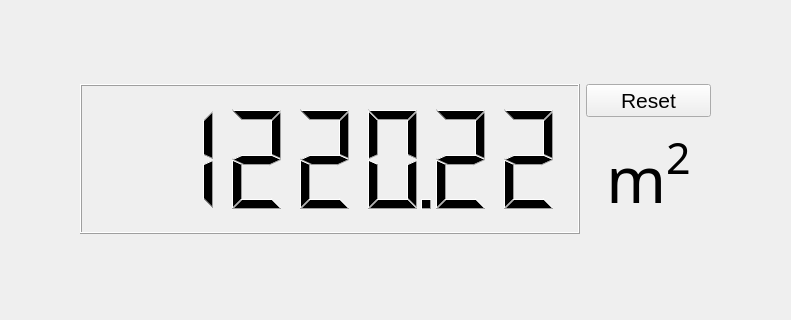
Old version of the form ui/MainWindow.ui in the repository zerlix/Spu-UI; both pictures show x 244 to 1035 and y 96 to 416 of the 1280 by 800 pixel window.
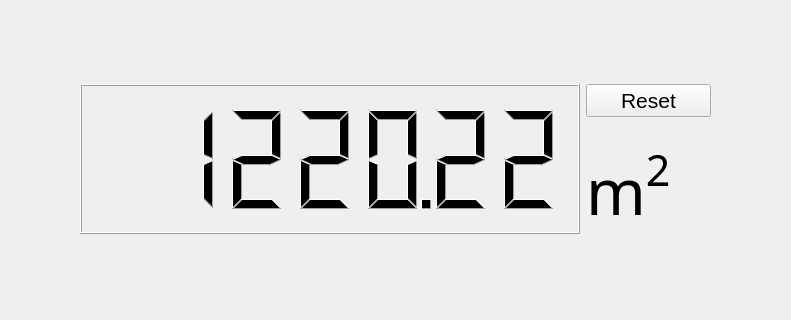
New version of the form. Icons and pictures are not drawn.

The edit to the form file:
```diff
--- a/ui/MainWindow.ui
+++ b/ui/MainWindow.ui
@@ -105,7 +105,7 @@
      <bool>true</bool>
     </property>
    </widget>
-   <widget class="QWidget" name="">
+   <widget class="QWidget" name="layoutWidget">
     <property name="geometry">
      <rect>
       <x>324</x>
@@ -157,6 +157,9 @@
            <pointsize>14</pointsize>
           </font>
          </property>
+         <property name="frameShape">
+          <enum>QFrame::NoFrame</enum>
+         </property>
          <property name="text">
           <string>&lt;html&gt;&lt;head/&gt;&lt;body&gt;&lt;p&gt;&lt;span style=&quot; font-size:48pt;&quot;&gt;m&lt;/span&gt;&lt;span style=&quot; font-size:48pt; vertical-align:super;&quot;&gt;2&lt;/span&gt;&lt;/p&gt;&lt;/body&gt;&lt;/html&gt;</string>
          </property>
@@ -167,7 +170,7 @@
           <bool>false</bool>
          </property>
          <property name="alignment">
-          <set>Qt::AlignCenter</set>
+          <set>Qt::AlignBottom|Qt::AlignLeading|Qt::AlignLeft</set>
          </property>
         </widget>
        </item>
```
Left out of the diff: 2 changed lines with no effect on the pictures.
